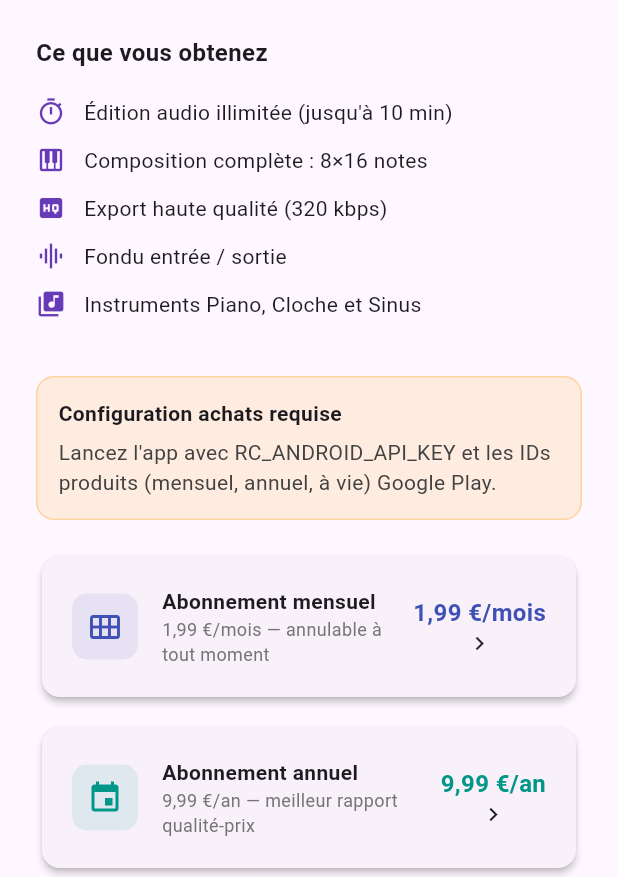
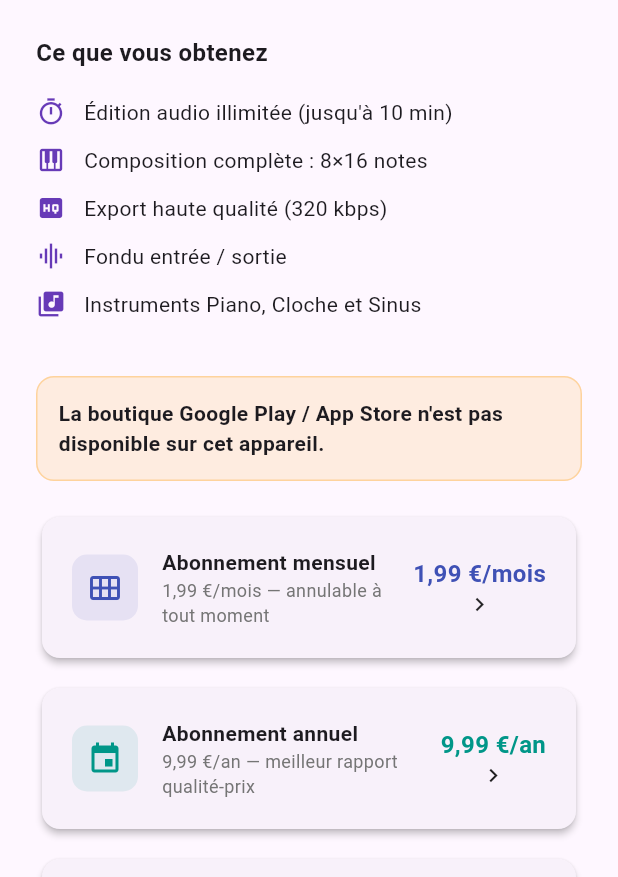
Before and after one commit to chafik83606/ringtone, a Flutter app: the ProScreen screen opened by its route, on a phone screen of 412 x 824 dp, the part 359-1236 px from its top. Run offline on Flutter 3.47's test engine with Material 3 defaults, Android fonts, the phone set to English and light mode, and no system bars; our stand-ins replace audioplayers, file_picker, in_app_purchase, package_info_plus, permission_handler, share_plus and 1 more; missing offline and left inert: audio_waveforms, ffmpeg_kit_flutter_new_min, ringtone_set_plus; accounts and stored records are empty.

Commit message:
Replace RevenueCat with native IAP and prepare iOS build 32
Use in_app_purchase for Google Play and App Store billing, simplify Codemagic (no RC keys), add multi-sound Android apply, and bump to 1.0.5+32.

Co-authored-by: Cursor <cursoragent@cursor.com>

```diff
--- a/lib/config/app_config.dart
+++ b/lib/config/app_config.dart
@@ -3,30 +3,16 @@ import 'dart:io';
 class AppConfig {
   const AppConfig._();
 
-  static const String revenueCatAndroidApiKey = String.fromEnvironment(
-    'RC_ANDROID_API_KEY',
-  );
-  static const String revenueCatIosApiKey = String.fromEnvironment(
-    'RC_IOS_API_KEY',
-  );
-  static const String revenueCatEntitlementId = String.fromEnvironment(
-    'RC_ENTITLEMENT_ID',
-    defaultValue: 'pro',
-  );
-  static const String revenueCatOfferingId = String.fromEnvironment(
-    'RC_OFFERING_ID',
-    defaultValue: 'default',
-  );
   static const String monthlyProductId = String.fromEnvironment(
-    'RC_MONTHLY_PRODUCT_ID',
+    'MONTHLY_PRODUCT_ID',
     defaultValue: 'ringtone_pro_monthly',
   );
   static const String annualProductId = String.fromEnvironment(
-    'RC_ANNUAL_PRODUCT_ID',
+    'ANNUAL_PRODUCT_ID',
     defaultValue: 'ringtone_pro_annual',
   );
   static const String lifetimeProductId = String.fromEnvironment(
-    'RC_LIFETIME_PRODUCT_ID',
+    'LIFETIME_PRODUCT_ID',
     defaultValue: 'ringtone_pro_lifetime',
   );
 
@@ -44,10 +30,11 @@ class AppConfig {
   static bool get isIos => Platform.isIOS;
   static bool get isAndroid => Platform.isAndroid;
 
-  static String get revenueCatApiKey =>
-      isIos ? revenueCatIosApiKey : revenueCatAndroidApiKey;
-
-  static bool get purchasesConfigured => revenueCatApiKey.isNotEmpty;
+  static Set<String> get proProductIds => {
+    monthlyProductId,
+    annualProductId,
+    lifetimeProductId,
+  };
 
   static bool get hasPrivacyPolicy => privacyPolicyUrl.isNotEmpty;
 }
--- a/lib/screens/pro_screen.dart
+++ b/lib/screens/pro_screen.dart
@@ -80,7 +80,24 @@ class ProScreen extends StatelessWidget {
 
             const SizedBox(height: 32),
 
-            if (!proService.purchasesConfigured)
+            if (!proService.storeAvailable)
+              Container(
+                margin: const EdgeInsets.only(bottom: 20),
+                padding: const EdgeInsets.all(14),
+                decoration: BoxDecoration(
+                  color: Colors.orange.withValues(alpha: 0.12),
+                  borderRadius: BorderRadius.circular(12),
+                  border: Border.all(
+                    color: Colors.orange.withValues(alpha: 0.3),
+                  ),
+                ),
+                child: const Text(
+                  'La boutique Google Play / App Store n\'est pas disponible '
+                  'sur cet appareil.',
+                  style: TextStyle(fontWeight: FontWeight.w600),
+                ),
+              )
+            else if (!proService.productsReady)
               Container(
                 margin: const EdgeInsets.only(bottom: 20),
                 padding: const EdgeInsets.all(14),
@@ -95,16 +112,18 @@ class ProScreen extends StatelessWidget {
                   crossAxisAlignment: CrossAxisAlignment.start,
                   children: [
                     const Text(
-                      'Configuration achats requise',
+                      'Produits Pro introuvables',
                       style: TextStyle(fontWeight: FontWeight.w700),
                     ),
                     const SizedBox(height: 6),
                     Text(
                       AppConfig.isAndroid
-                          ? 'Lancez l\'app avec RC_ANDROID_API_KEY et les IDs produits '
-                                '(mensuel, annuel, à vie) Google Play.'
-                          : 'Lancez l\'app avec RC_IOS_API_KEY et les IDs produits '
-                                '(mensuel, annuel, à vie) App Store.',
+                          ? 'Créez et activez ringtone_pro_monthly, '
+                                'ringtone_pro_annual et ringtone_pro_lifetime '
+                                'dans Google Play Console, puis installez l\'app '
+                                'depuis le Play Store (test interne).'
+                          : 'Créez les produits in-app dans App Store Connect '
+                                'avec les mêmes identifiants, puis testez via TestFlight.',
                       style: TextStyle(color: Colors.grey.shade800),
                     ),
                   ],
@@ -179,10 +198,12 @@ class ProScreen extends StatelessWidget {
             const SizedBox(height: 8),
             Text(
               AppConfig.isAndroid
-                  ? 'Les prix affichés viennent de Google Play (via RevenueCat).\n'
-                        'Pour les abonnements : renouvellement automatique sauf annulation 24 h avant la fin de la période.'
-                  : 'Les prix affichés viennent de l\'App Store (via RevenueCat).\n'
-                        'Pour les abonnements : renouvellement automatique sauf annulation 24 h avant la fin de la période.',
+                  ? 'Les prix viennent de Google Play.\n'
+                        'Abonnements : renouvellement automatique sauf annulation '
+                        '24 h avant la fin de la période.'
+                  : 'Les prix viennent de l\'App Store.\n'
+                        'Abonnements : renouvellement automatique sauf annulation '
+                        '24 h avant la fin de la période.',
               style: const TextStyle(fontSize: 11, color: Colors.grey),
               textAlign: TextAlign.center,
             ),
--- a/pubspec.yaml
+++ b/pubspec.yaml
@@ -1,7 +1,7 @@
 name: ringtone_maker
 description: "Ringtone Maker – créez vos sonneries personnalisées"
 publish_to: 'none'
-version: 1.0.5+26
+version: 1.0.5+32
 
 environment:
   sdk: ^3.11.3
@@ -34,8 +34,8 @@ dependencies:
   # Définir comme sonnerie Android
   ringtone_set_plus: ^0.0.2+2
 
-  # Achats in-app / abonnements
-  purchases_flutter: ^8.7.3          # RevenueCat SDK
+  # Achats in-app / abonnements (Google Play / App Store natifs)
+  in_app_purchase: ^3.2.3
 
   # Permissions runtime
   permission_handler: ^11.3.1
```
Also changed, not shown: codemagic.yaml (+1 -42 lines), lib/main.dart (+1 -11 lines), lib/screens/preview_screen.dart (+104 -35 lines), lib/services/pro_service.dart (+166 -122 lines), lib/services/ringtone_service.dart (+15 -1 lines), pubspec.lock, 2 other files.
